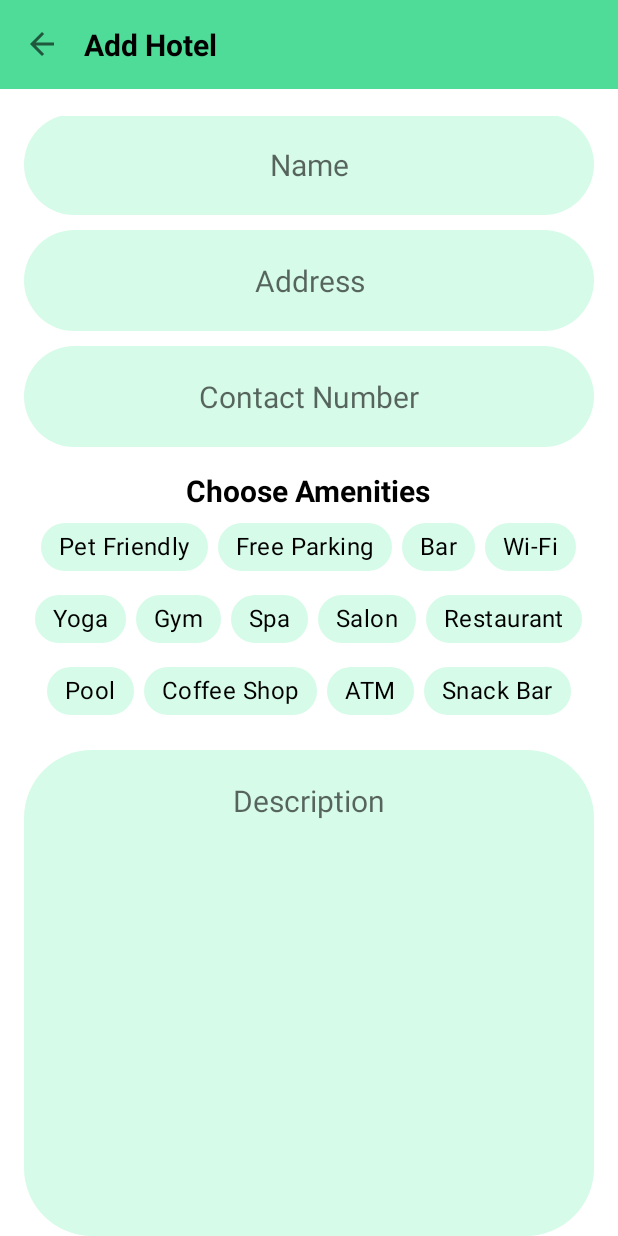
After one commit to BeastMaster99/AlgoHeroes_tour_management_system, an Android app: the AddHotel screen opened directly, with no data from a screen before it, on a phone screen of 412 x 824 dp. The commit adds this screen. Run offline under Robolectric (Android 15) with nearby library versions, the phone set to English and light mode, and no system bars; our stand-ins replace FlexboxLayout.

Commit message:
adding partially completed UI

```diff
--- a/app/build.gradle
+++ b/app/build.gradle
@@ -30,7 +30,6 @@ android {
 }
 
 dependencies {
-
     implementation 'androidx.appcompat:appcompat:1.3.1'
     implementation 'com.google.android.material:material:1.4.0'
     implementation 'androidx.constraintlayout:constraintlayout:2.1.0'
@@ -40,4 +39,5 @@ dependencies {
     androidTestImplementation 'androidx.test.espresso:espresso-core:3.4.0'
     implementation platform('com.google.firebase:firebase-bom:28.3.1')
     implementation 'com.google.firebase:firebase-database'
+    implementation 'com.google.android.flexbox:flexbox:3.0.0'
 }
--- a/app/src/main/AndroidManifest.xml
+++ b/app/src/main/AndroidManifest.xml
@@ -11,6 +11,9 @@
         android:roundIcon="@mipmap/ic_launcher_round"
         android:supportsRtl="true"
         android:theme="@style/Theme.MadFinalProject">
+        <activity
+            android:name=".AddHotel"
+            android:exported="true" />
         <activity
             android:name=".TravelerMainView"
             android:exported="true" />
--- /dev/null
+++ b/app/src/main/java/com/example/madfinalproject/AddHotel.java
@@ -0,0 +1,31 @@
+package com.example.madfinalproject;
+
+import androidx.appcompat.app.AppCompatActivity;
+
+import android.os.Bundle;
+import android.view.View;
+import android.widget.ImageView;
+import android.widget.TextView;
+
+public class AddHotel extends AppCompatActivity {
+    TextView title;
+    ImageView imageBack;
+
+    @Override
+    protected void onCreate(Bundle savedInstanceState) {
+        super.onCreate(savedInstanceState);
+        setContentView(R.layout.activity_add_hotel);
+
+        title = findViewById(R.id.actionBar);
+        imageBack = findViewById(R.id.imageBack);
+
+        title.setText(R.string.hotel_activity_topic);
+
+        imageBack.setOnClickListener(new View.OnClickListener() {
+            @Override
+            public void onClick(View view) {
+                AddHotel.super.onBackPressed();
+            }
+        });
+    }
+}
--- a/app/src/main/java/com/example/madfinalproject/HotelOwnerMainView.java
+++ b/app/src/main/java/com/example/madfinalproject/HotelOwnerMainView.java
@@ -7,6 +7,7 @@ import androidx.appcompat.widget.Toolbar;
 import androidx.core.view.GravityCompat;
 import androidx.drawerlayout.widget.DrawerLayout;
 
+import android.content.Intent;
 import android.os.Bundle;
 import android.view.MenuItem;
 import android.view.View;
@@ -101,6 +102,10 @@ public class HotelOwnerMainView extends AppCompatActivity implements NavigationV
                 SessionsHotelOwner sessions = new SessionsHotelOwner(HotelOwnerMainView.this);
                 sessions.hotelOwnerLogout();
                 break;
+            case R.id.HOAddHotel:
+                Intent intent = new Intent(HotelOwnerMainView.this, AddHotel.class);
+                startActivity(intent);
+                break;
         }
         drawerLayout.closeDrawer(GravityCompat.START);
         return true;
--- /dev/null
+++ b/app/src/main/res/color/chip_background_color.xml
@@ -0,0 +1,5 @@
+<?xml version="1.0" encoding="utf-8"?>
+<selector xmlns:android="http://schemas.android.com/apk/res/android">
+    <item android:color="@color/inputField_color" android:state_checked="false"/>
+    <item android:color="@color/theme_color" android:state_checked="true"/>
+</selector>
--- /dev/null
+++ b/app/src/main/res/layout-v21/action_bar.xml
@@ -0,0 +1,36 @@
+<?xml version="1.0" encoding="utf-8"?>
+<RelativeLayout xmlns:android="http://schemas.android.com/apk/res/android"
+    xmlns:app="http://schemas.android.com/apk/res-auto"
+    xmlns:tools="http://schemas.android.com/tools"
+    android:layout_width="match_parent"
+    android:layout_height="wrap_content"
+    android:background="@color/theme_color">
+
+    <RelativeLayout
+        android:layout_width="match_parent"
+        android:layout_height="wrap_content"
+        android:padding="16dp">
+
+        <ImageView
+            android:id="@+id/imageBack"
+            android:layout_width="wrap_content"
+            android:layout_height="wrap_content"
+            android:layout_centerVertical="true"
+            app:srcCompat="@drawable/ic_baseline_arrow_back_24"
+            tools:ignore="SpeakableTextPresentCheck,TouchTargetSizeCheck" />
+
+        <TextView
+            android:id="@+id/actionBar"
+            android:layout_width="wrap_content"
+            android:layout_height="wrap_content"
+            android:layout_centerVertical="true"
+            android:layout_marginStart="40dp"
+            android:textColor="@color/black"
+            android:textSize="20sp"
+            android:textStyle="bold"
+            android:layout_marginLeft="40dp"
+            android:text="@string/dummy_title"/>
+
+    </RelativeLayout>
+
+</RelativeLayout>
--- /dev/null
+++ b/app/src/main/res/layout/activity_add_hotel.xml
@@ -0,0 +1,381 @@
+<?xml version="1.0" encoding="utf-8"?>
+<RelativeLayout xmlns:android="http://schemas.android.com/apk/res/android"
+xmlns:tools="http://schemas.android.com/tools"
+xmlns:app="http://schemas.android.com/apk/res-auto"
+android:id="@+id/parent"
+android:layout_width="match_parent"
+android:layout_height="match_parent"
+tools:context=".AddHotel">
+
+<include
+    android:id="@+id/include"
+    layout="@layout/action_bar" />
+
+<ScrollView
+    android:layout_width="match_parent"
+    android:layout_height="wrap_content"
+    android:layout_below="@+id/include"
+    android:layout_marginTop="18dp"
+    android:fillViewport="true">
+
+    <RelativeLayout
+        android:layout_width="match_parent"
+        android:layout_height="wrap_content"
+        android:layout_marginLeft="16dp"
+        android:layout_marginTop="24dp"
+        android:layout_marginRight="16dp">
+
+        <EditText
+            android:id="@+id/hotelName"
+            android:layout_width="match_parent"
+            android:layout_height="wrap_content"
+            android:background="@drawable/rounded_button"
+            android:backgroundTint="@color/inputField_color"
+            android:gravity="center"
+            android:hint="@string/hotel_name"
+            android:inputType="text"
+            android:padding="20dp"
+            android:textColor="@color/black"
+            android:textSize="20sp" />
+
+        <EditText
+            android:id="@+id/hotelAddress"
+            android:layout_width="match_parent"
+            android:layout_height="wrap_content"
+            android:layout_below="@+id/hotelName"
+            android:layout_marginTop="10dp"
+            android:background="@drawable/rounded_button"
+            android:backgroundTint="@color/inputField_color"
+            android:gravity="center"
+            android:hint="@string/hotel_address"
+            android:inputType="text"
+            android:padding="20dp"
+            android:textColor="@color/black"
+            android:textSize="20sp" />
+
+        <EditText
+            android:id="@+id/hotelContact"
+            android:layout_width="match_parent"
+            android:layout_height="wrap_content"
+            android:layout_below="@+id/hotelAddress"
+            android:layout_marginTop="10dp"
+            android:background="@drawable/rounded_button"
+            android:backgroundTint="@color/inputField_color"
+            android:gravity="center"
+            android:hint="@string/hotel_contact"
+            android:inputType="text"
+            android:padding="20dp"
+            android:textColor="@color/black"
+            android:textSize="20sp" />
+
+        <TextView
+            android:id="@+id/amenitiesTitle"
+            android:layout_width="wrap_content"
+            android:layout_height="wrap_content"
+            android:layout_below="@+id/hotelContact"
+            android:layout_centerHorizontal="true"
+            android:layout_marginTop="15dp"
+            android:text="@string/amenities_title"
+            android:textColor="@color/black"
+            android:textSize="20sp"
+            android:textStyle="bold" />
+
+
+        <com.google.android.material.chip.ChipGroup
+            android:id="@+id/chipGroup"
+            android:layout_width="match_parent"
+            android:layout_height="wrap_content"
+            android:layout_below="@+id/amenitiesTitle">
+
+            <com.google.android.flexbox.FlexboxLayout xmlns:app="http://schemas.android.com/apk/res-auto"
+                android:layout_width="match_parent"
+                android:layout_height="match_parent"
+                android:gravity="center"
+                android:orientation="horizontal"
+                app:flexWrap="wrap"
+                app:justifyContent="center">
+
+                <com.google.android.material.chip.Chip
+                    android:id="@+id/chipPetFriendly"
+                    style="@style/CustomChipStyle"
+                    android:layout_width="wrap_content"
+                    android:layout_height="wrap_content"
+                    android:layout_marginLeft="3dp"
+                    android:layout_marginRight="3dp"
+                    android:text="@string/pet_friendly"
+                    android:textColor="@color/black"
+                    android:textSize="16sp"
+                    android:textStyle="bold" />
+
+                <com.google.android.material.chip.Chip
+                    android:id="@+id/chipFreeParking"
+                    style="@style/CustomChipStyle"
+                    android:layout_width="wrap_content"
+                    android:layout_height="wrap_content"
+                    android:layout_marginLeft="3dp"
+                    android:layout_marginRight="3dp"
+                    android:text="@string/free_parking"
+                    android:textColor="@color/black"
+                    android:textSize="16sp"
+                    android:textStyle="bold" />
+
+                <com.google.android.material.chip.Chip
+                    android:id="@+id/chipBar"
+                    style="@style/CustomChipStyle"
+                    android:layout_width="wrap_content"
+                    android:layout_height="wrap_content"
+                    android:layout_marginLeft="3dp"
+                    android:layout_marginRight="3dp"
+                    android:text="@string/Bar"
+                    android:textColor="@color/black"
+                    android:textSize="16sp"
+                    android:textStyle="bold" />
+
+                <com.google.android.material.chip.Chip
+                    android:id="@+id/chipWifi"
+                    style="@style/CustomChipStyle"
+                    android:layout_width="wrap_content"
+                    android:layout_height="wrap_content"
+                    android:layout_marginLeft="3dp"
+                    android:layout_marginRight="3dp"
+                    android:text="@string/wifi"
+                    android:textColor="@color/black"
+                    android:textSize="16sp"
+                    android:textStyle="bold" />
+
+                <com.google.android.material.chip.Chip
+                    android:id="@+id/chipYoga"
+                    style="@style/CustomChipStyle"
+                    android:layout_width="wrap_content"
+                    android:layout_height="wrap_content"
+                    android:layout_marginLeft="3dp"
+                    android:layout_marginRight="3dp"
+                    android:text="@string/yoga"
+                    android:textColor="@color/black"
+                    android:textSize="16sp"
+                    android:textStyle="bold" />
+
+                <com.google.android.material.chip.Chip
+                    android:id="@+id/chipGym"
+                    style="@style/CustomChipStyle"
+                    android:layout_width="wrap_content"
+                    android:layout_height="wrap_content"
+                    android:layout_marginLeft="3dp"
+                    android:layout_marginRight="3dp"
+                    android:text="@string/gym"
+                    android:textColor="@color/black"
+                    android:textSize="16sp"
+                    android:textStyle="bold" />
+
+                <com.google.android.material.chip.Chip
+                    android:id="@+id/chipSpa"
+                    style="@style/CustomChipStyle"
+                    android:layout_width="wrap_content"
+                    android:layout_height="wrap_content"
+                    android:layout_marginLeft="3dp"
+                    android:layout_marginRight="3dp"
+                    android:text="@string/spa"
+                    android:textColor="@color/black"
+                    android:textSize="16sp"
+                    android:textStyle="bold" />
+
+                <com.google.android.material.chip.Chip
+                    android:id="@+id/chipSalon"
+                    style="@style/CustomChipStyle"
+                    android:layout_width="wrap_content"
+                    android:layout_height="wrap_content"
+                    android:layout_marginLeft="3dp"
+                    android:layout_marginRight="3dp"
+                    android:text="@string/salon"
+                    android:textColor="@color/black"
+                    android:textSize="16sp"
+                    android:textStyle="bold" />
+
+                <com.google.android.material.chip.Chip
+                    android:id="@+id/chipRestaurant"
+                    style="@style/CustomChipStyle"
+                    android:layout_width="wrap_content"
+                    android:layout_height="wrap_content"
+                    android:layout_marginLeft="3dp"
+                    android:layout_marginRight="3dp"
+                    android:text="@string/Restaurant"
+                    android:textColor="@color/black"
+                    android:textSize="16sp"
+                    android:textStyle="bold" />
+
+                <com.google.android.material.chip.Chip
+                    android:id="@+id/chipPool"
+                    style="@style/CustomChipStyle"
+                    android:layout_width="wrap_content"
+                    android:layout_height="wrap_content"
+                    android:layout_marginLeft="3dp"
+                    android:layout_marginRight="3dp"
+                    android:text="@string/pool"
+                    android:textColor="@color/black"
+                    android:textSize="16sp"
+                    android:textStyle="bold" />
+
+                <com.google.android.material.chip.Chip
+                    android:id="@+id/chipCoffeeShop"
+                    style="@style/CustomChipStyle"
+                    android:layout_width="wrap_content"
+                    android:layout_height="wrap_content"
+                    android:layout_marginLeft="3dp"
+                    android:layout_marginRight="3dp"
+                    android:text="@string/coffee_shop"
+                    android:textColor="@color/black"
+                    android:textSize="16sp"
+                    android:textStyle="bold" />
+
+                <com.google.android.material.chip.Chip
+                    android:id="@+id/chipAtm"
+                    style="@style/CustomChipStyle"
+                    android:layout_width="wrap_content"
+                    android:layout_height="wrap_content"
+                    android:layout_marginLeft="3dp"
+                    android:layout_marginRight="3dp"
+                    android:text="@string/atm"
+                    android:textColor="@color/black"
+                    android:textSize="16sp"
+                    android:textStyle="bold" />
+
+                <com.google.android.material.chip.Chip
+                    android:id="@+id/chipSnackBar"
+                    style="@style/CustomChipStyle"
+                    android:layout_width="wrap_content"
+                    android:layout_height="wrap_content"
+                    android:layout_marginLeft="3dp"
+                    android:layout_marginRight="3dp"
+                    android:text="@string/snack_bar"
+                    android:textColor="@color/black"
+                    android:textSize="16sp"
+                    android:textStyle="bold" />
+
+            </com.google.android.flexbox.FlexboxLayout>
+
+        </com.google.android.material.chip.ChipGroup>
+
+        <EditText
+            android:id="@+id/hotelDescription"
+            android:layout_width="match_parent"
+            android:layout_height="wrap_content"
+            android:layout_below="@+id/chipGroup"
+            android:layout_marginTop="15dp"
+            android:layout_marginBottom="10dp"
+            android:background="@drawable/rounded_button"
+            android:backgroundTint="@color/inputField_color"
+            android:gravity="center_horizontal"
+            android:hint="@string/hotel_description"
+            android:inputType="textMultiLine"
+            android:minLines="12"
+            android:padding="20dp"
+            android:textColor="@color/black"
+            android:textSize="20sp" />
+
+        <EditText
+            android:id="@+id/hotelCity"
+            android:layout_width="match_parent"
+            android:layout_height="wrap_content"
+            android:layout_below="@+id/hotelDescription"
+            android:layout_marginTop="10dp"
+            android:background="@drawable/rounded_button"
+            android:backgroundTint="@color/inputField_color"
+            android:gravity="center"
+            android:hint="@string/hotel_city"
+            android:inputType="text"
+            android:padding="20dp"
+            android:textColor="@color/black"
+            android:textSize="20sp" />
+
+        <Button
+            android:id="@+id/hotelImgUploadBtn"
+            android:layout_width="match_parent"
+            android:layout_height="wrap_content"
+            android:layout_below="@+id/hotelCity"
+            android:layout_marginTop="10dp"
+            android:layout_marginBottom="10dp"
+            android:background="@drawable/rounded_button"
+            android:gravity="center"
+            android:padding="11dp"
+            android:text="@string/hotel_image_select"
+            android:textAllCaps="false"
+            android:textColor="@color/black"
+            android:textSize="20sp"
+            app:backgroundTint="@color/inputField_color" />
+
+        <LinearLayout
+            android:id="@+id/hotelImgContainer"
+            android:layout_width="match_parent"
+            android:layout_height="wrap_content"
+            android:layout_below="@+id/hotelImgUploadBtn"
+            android:orientation="vertical">
+
+            <ImageView
+                android:id="@+id/hotelImg1"
+                android:layout_width="match_parent"
+                android:layout_height="200dp"
+                android:scaleType="centerCrop"
+                android:src="@drawable/ic_launcher_background"
+                android:visibility="gone"/>
+
+            <ImageView
+                android:id="@+id/hotelImg2"
+                android:layout_width="match_parent"
+                android:layout_height="200dp"
+                android:layout_marginTop="7dp"
+                android:scaleType="centerCrop"
+                android:src="@drawable/ic_launcher_background"
+                android:visibility="gone"/>
+
+            <ImageView
+                android:id="@+id/hotelImg3"
+                android:layout_width="match_parent"
+                android:layout_height="200dp"
+                android:layout_marginTop="7dp"
+                android:scaleType="centerCrop"
+                android:src="@drawable/ic_launcher_background"
+                android:visibility="gone"/>
+
+            <ImageView
+                android:id="@+id/hotelImg4"
+                android:layout_width="match_parent"
+                android:layout_height="200dp"
+                android:layout_marginTop="7dp"
+                android:scaleType="centerCrop"
+                android:src="@drawable/ic_launcher_background"
+                android:visibility="gone"/>
+
+            <ImageView
+                android:id="@+id/hotelImg5"
+                android:layout_width="match_parent"
+                android:layout_height="200dp"
+                android:layout_marginTop="7dp"
+                android:scaleType="centerCrop"
+                android:src="@drawable/ic_launcher_background"
+                android:visibility="gone" />
+
+        </LinearLayout>
+
+
+        <Button
+            android:layout_width="match_parent"
+            android:layout_height="wrap_content"
+            android:layout_below="@+id/hotelImgContainer"
+            android:layout_marginTop="30dp"
+            android:layout_marginBottom="50dp"
+            android:background="@drawable/rounded_button"
+            android:gravity="center"
+            android:padding="7dp"
+            android:text="@string/hotel_activity_topic"
+            android:textAllCaps="false"
+            android:textColor="@color/white"
+            android:textSize="28sp"
+            android:textStyle="bold"
+            app:backgroundTint="@color/theme_color" />
+
+
+    </RelativeLayout>
+
+</ScrollView>
+
+</RelativeLayout>
--- a/app/src/main/res/values/strings.xml
+++ b/app/src/main/res/values/strings.xml
@@ -63,5 +63,28 @@
     <string name="homeActionBarContent">Your Hotels</string>
     <string name="actionBarTitle">MAD UI</string>
 
-
+    <!--Benuka Strings Start-->
+    <string name="hotel_activity_topic">Add Hotel</string>
+    <string name="dummy_title">Title</string>
+    <string name="hotel_name">Name</string>
+    <string name="hotel_address">Address</string>
+    <string name="hotel_contact">Contact Number</string>
+    <string name="amenities_title">Choose Amenities</string>
+    <string name="pet_friendly">Pet Friendly</string>
+    <string name="free_parking">Free Parking</string>
+    <string name="Bar">Bar</string>
+    <string name="wifi">Wi-Fi</string>
+    <string name="yoga">Yoga</string>
+    <string name="gym">Gym</string>
+    <string name="spa">Spa</string>
+    <string name="salon">Salon</string>
+    <string name="Restaurant">Restaurant</string>
+    <string name="pool">Pool</string>
+    <string name="coffee_shop">Coffee Shop</string>
+    <string name="atm">ATM</string>
+    <string name="snack_bar">Snack Bar</string>
+    <string name="hotel_description">Description</string>
+    <string name="hotel_city">City</string>
+    <string name="hotel_image_select">Select Images</string>
+    <!--Benuka Strings end-->
 </resources>
--- a/app/src/main/res/values/themes.xml
+++ b/app/src/main/res/values/themes.xml
@@ -23,6 +23,10 @@
         <item name="android:fontFamily">@font/font4</item>
     </style>
 
+    <style name="CustomChipStyle" parent="Widget.MaterialComponents.Chip.Filter">
+        <item name="chipBackgroundColor">@color/chip_background_color</item>
+    </style>
+
 
 
 
```
